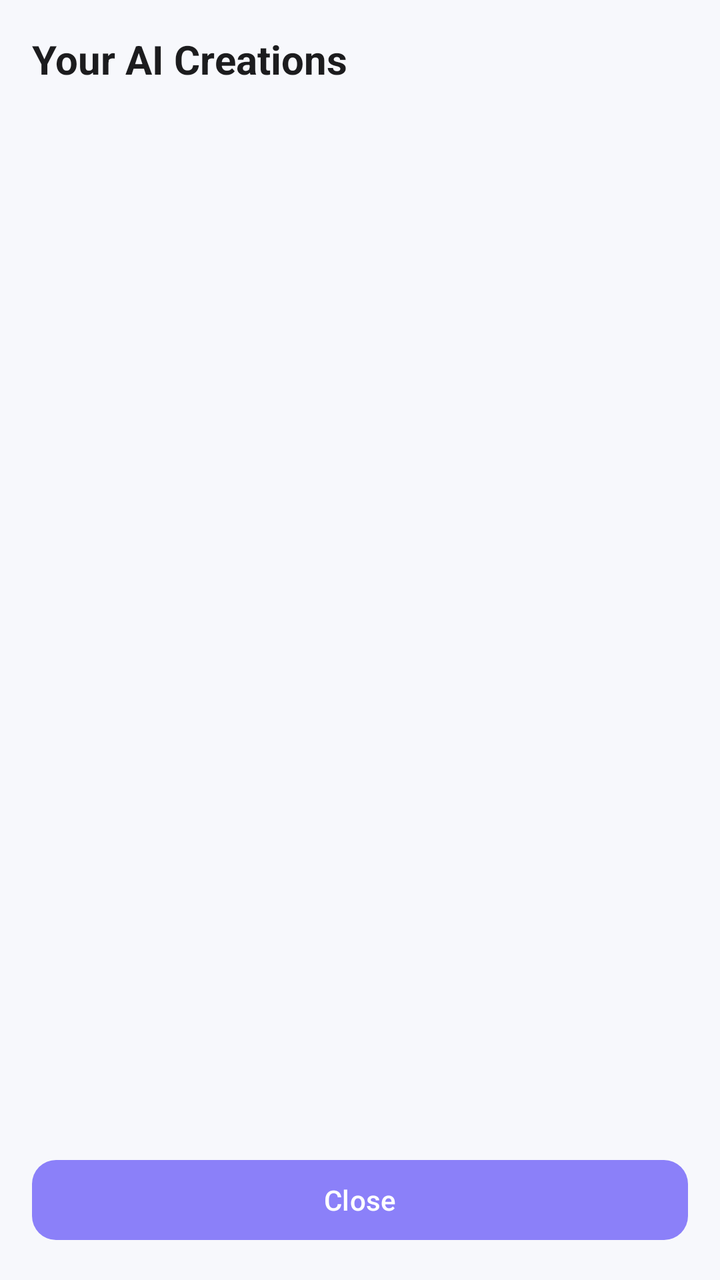
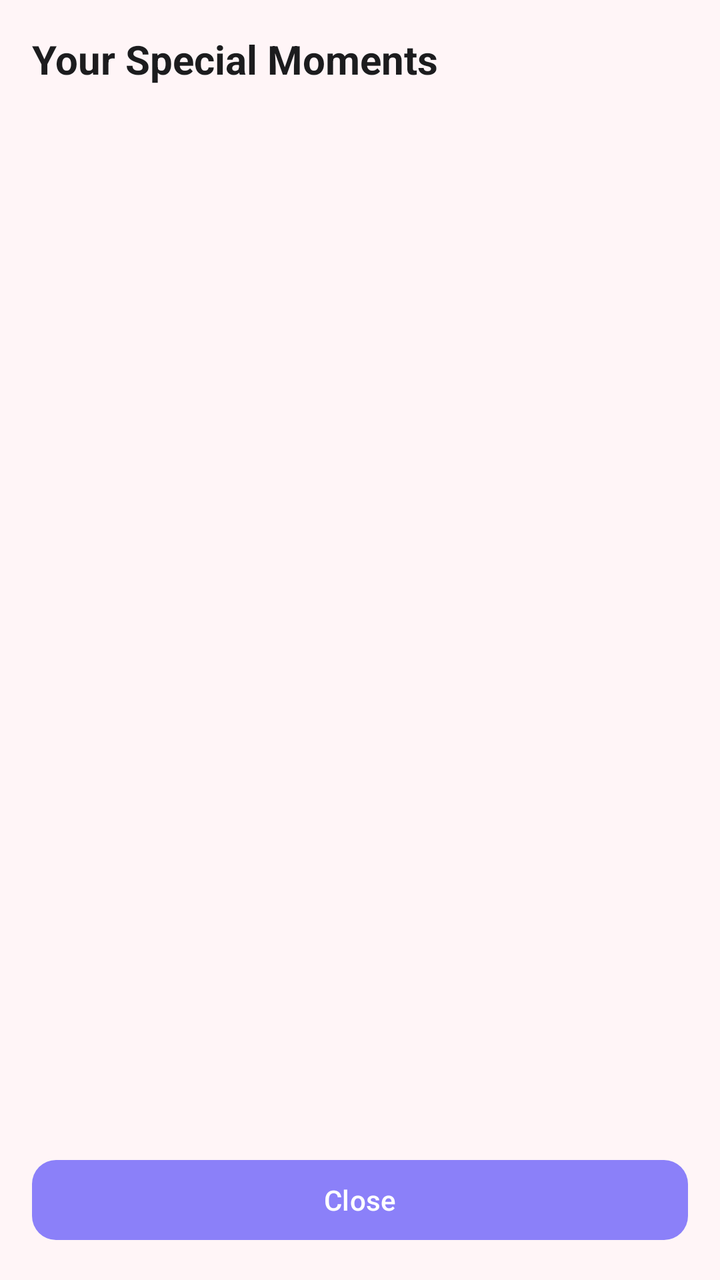

The first picture is an Android layout as it rendered before a commit; the second is the same layout after the commit. The layout source and the unified diff follow.
<!-- AndroidManifest.xml: application theme Theme.Chstbot -->
<!-- res/layout/dialog_images.xml -->
<?xml version="1.0" encoding="utf-8"?>
<LinearLayout xmlns:android="http://schemas.android.com/apk/res/android"
    xmlns:app="http://schemas.android.com/apk/res-auto"
    android:layout_width="match_parent"
    android:layout_height="match_parent"
    android:background="@color/bg_main"
    android:orientation="vertical"
    android:padding="16dp">

    <TextView
        android:layout_width="wrap_content"
        android:layout_height="wrap_content"
        android:layout_marginBottom="16dp"
        android:text="Your AI Creations"
        android:textColor="@color/text_main"
        android:textSize="20sp"
        android:textStyle="bold" />

    <androidx.recyclerview.widget.RecyclerView
        android:id="@+id/rvImages"
        android:layout_width="match_parent"
        android:layout_height="0dp"
        android:layout_weight="1"
        app:layoutManager="androidx.recyclerview.widget.GridLayoutManager"
        app:spanCount="3" />

    <com.google.android.material.button.MaterialButton
        android:id="@+id/btnClose"
        android:layout_width="match_parent"
        android:layout_height="wrap_content"
        android:layout_marginTop="16dp"
        android:text="Close"
        app:cornerRadius="12dp" />

</LinearLayout>
<!-- resources referenced by this layout -->
<resources>
  <color name="bg_main">#F7F8FC</color>
  <color name="text_main">#1C1C1E</color>
  <style name="Theme.Chstbot" parent="Base.Theme.Chstbot" />
  <style name="Base.Theme.Chstbot" parent="Theme.Material3.DayNight.NoActionBar">
          <item name="colorPrimary">@color/primary</item>
          <item name="colorSecondary">@color/secondary</item>
  
          <item name="android:colorBackground">@color/bg_main</item>
          <item name="android:textColor">@color/text_main</item>
          
          
          <item name="android:windowAnimationStyle">@style/CustomActivityAnimation</item>
          
          
          <item name="android:statusBarColor">@color/bg_main</item>
          <item name="android:windowLightStatusBar" tools:targetApi="m">true</item>
  
          
          <item name="materialAlertDialogTheme">@style/ThemeOverlay.Chstbot.MaterialAlertDialog</item>
      </style>
  <color name="primary">#8B80F9</color>
  <color name="secondary">#9B8CFF</color>
  <style name="CustomActivityAnimation" parent="@android:style/Animation.Activity">
          <item name="android:activityOpenEnterAnimation">@anim/slide_in_right</item>
          <item name="android:activityOpenExitAnimation">@anim/slide_out_left</item>
          <item name="android:activityCloseEnterAnimation">@anim/slide_in_left</item>
          <item name="android:activityCloseExitAnimation">@anim/slide_out_right</item>
      </style>
  <style name="ThemeOverlay.Chstbot.MaterialAlertDialog" parent="ThemeOverlay.Material3.MaterialAlertDialog">
          <item name="colorSurface">@color/bg_card</item>
          <item name="colorOnSurface">@color/text_main</item>
          <item name="android:textColorPrimary">@color/text_main</item>
          <item name="colorPrimary">@color/primary</item>
          
          <item name="buttonBarPositiveButtonStyle">@style/Chstbot.Dialog.Button</item>
          <item name="buttonBarNegativeButtonStyle">@style/Chstbot.Dialog.Button</item>
          <item name="buttonBarNeutralButtonStyle">@style/Chstbot.Dialog.Button</item>
      </style>
  <color name="bg_card">#FFFFFF</color>
  <style name="Chstbot.Dialog.Button" parent="Widget.Material3.Button.TextButton">
          <item name="android:textColor">@color/primary</item>
          <item name="android:fontFamily">@font/poppins_bold</item>
      </style>
</resources>

<!-- the commit's change to res/layout/dialog_images.xml (unified diff, before → after) -->
@@ -11,7 +11,7 @@
         android:layout_width="wrap_content"
         android:layout_height="wrap_content"
         android:layout_marginBottom="16dp"
-        android:text="Your AI Creations"
+        android:text="Your Special Moments"
         android:textColor="@color/text_main"
         android:textSize="20sp"
         android:textStyle="bold" />
<!-- resource entries referenced after the edit -->
@@ -1,6 +1,6 @@
 <!-- resources referenced by this layout -->
 <resources>
-  <color name="bg_main">#F7F8FC</color>
+  <color name="bg_main">#FFF5F7</color>
   <color name="text_main">#1C1C1E</color>
   <style name="Theme.Chstbot" parent="Base.Theme.Chstbot" />
   <style name="Base.Theme.Chstbot" parent="Theme.Material3.DayNight.NoActionBar">
